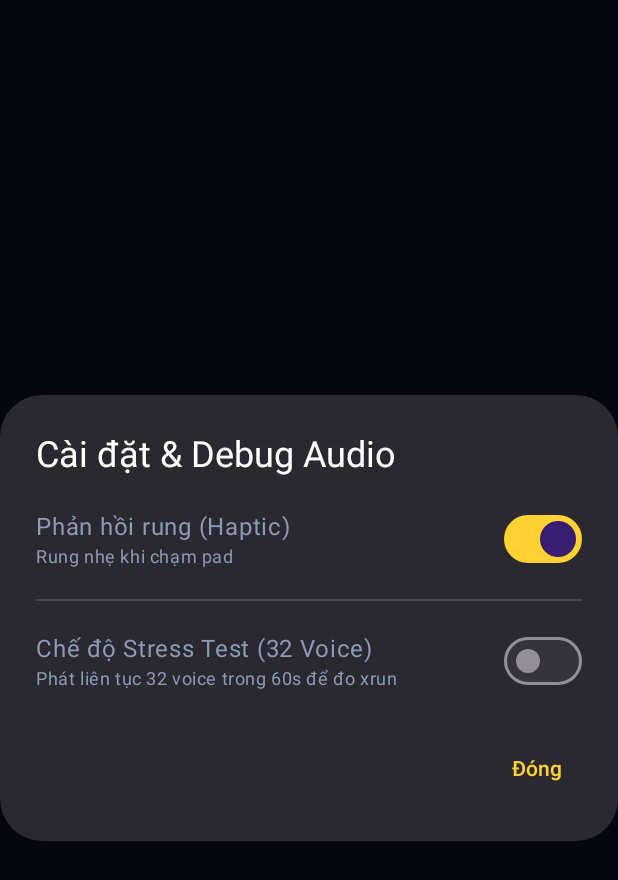
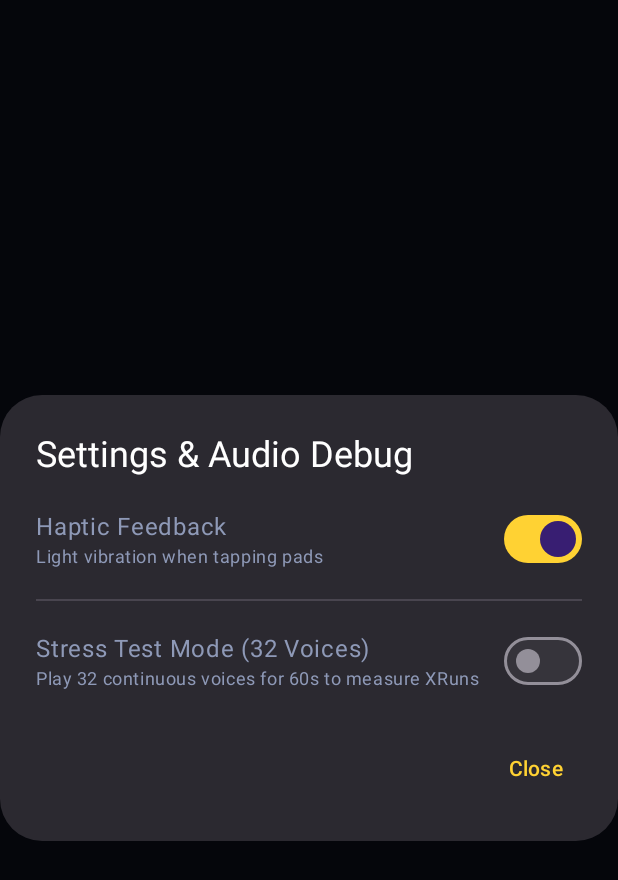
Before and after one commit to tuna1310/Drumpads24-Adr, an Android app built with Jetpack Compose: the composable SettingsDialog shown on its own in the app's theme, on a phone screen of 412 x 824 dp. Shown: the top 880 px of the screen. Run offline under Robolectric (Android 15) with nearby library versions, the phone set to English and light mode, and no system bars.

Commit message:
chore(l10n): make Android app 100% English (remove values-vi & translate UI)

```diff
--- a/drumpads-android/app/src/main/java/com/drumpads/app/ui/pads/DrumPadsScreen.kt
+++ b/drumpads-android/app/src/main/java/com/drumpads/app/ui/pads/DrumPadsScreen.kt
@@ -60,7 +60,7 @@ fun DrumPadsScreen(
                     IconButton(onClick = { viewModel.toggleSettings(true) }) {
                         Icon(
                             imageVector = Icons.Default.Settings,
-                            contentDescription = "Cài đặt",
+                            contentDescription = "Settings",
                             tint = TextPrimary
                         )
                     }
--- a/drumpads-android/app/src/main/java/com/drumpads/app/ui/settings/SettingsDialog.kt
+++ b/drumpads-android/app/src/main/java/com/drumpads/app/ui/settings/SettingsDialog.kt
@@ -17,7 +17,7 @@ fun SettingsDialog(
 ) {
     AlertDialog(
         onDismissRequest = onDismiss,
-        title = { Text(text = "Cài đặt & Debug Audio") },
+        title = { Text(text = "Settings & Audio Debug") },
         text = {
             Column(
                 modifier = Modifier.fillMaxWidth(),
@@ -30,9 +30,9 @@ fun SettingsDialog(
                     verticalAlignment = Alignment.CenterVertically
                 ) {
                     Column {
-                        Text(text = "Phản hồi rung (Haptic)", style = MaterialTheme.typography.bodyLarge)
+                        Text(text = "Haptic Feedback", style = MaterialTheme.typography.bodyLarge)
                         Text(
-                            text = "Rung nhẹ khi chạm pad",
+                            text = "Light vibration when tapping pads",
                             style = MaterialTheme.typography.bodySmall,
                             color = MaterialTheme.colorScheme.onSurfaceVariant
                         )
@@ -52,15 +52,15 @@ fun SettingsDialog(
                     verticalAlignment = Alignment.CenterVertically
                 ) {
                     Column(modifier = Modifier.weight(1f)) {
-                        Text(text = "Chế độ Stress Test (32 Voice)", style = MaterialTheme.typography.bodyLarge)
+                        Text(text = "Stress Test Mode (32 Voices)", style = MaterialTheme.typography.bodyLarge)
                         Text(
-                            text = "Phát liên tục 32 voice trong 60s để đo xrun",
+                            text = "Play 32 continuous voices for 60s to measure XRuns",
                             style = MaterialTheme.typography.bodySmall,
                             color = MaterialTheme.colorScheme.onSurfaceVariant
                         )
                         if (uiState.isStressTestActive) {
                             Text(
-                                text = "Đang chạy: còn ${uiState.stressSecondsRemaining}s | XRuns: ${uiState.xrunCount}",
+                                text = "Running: remaining ${uiState.stressSecondsRemaining}s | XRuns: ${uiState.xrunCount}",
                                 style = MaterialTheme.typography.labelSmall,
                                 color = MaterialTheme.colorScheme.primary
                             )
@@ -75,7 +75,7 @@ fun SettingsDialog(
         },
         confirmButton = {
             TextButton(onClick = onDismiss) {
-                Text("Đóng")
+                Text("Close")
             }
         }
     )
```
